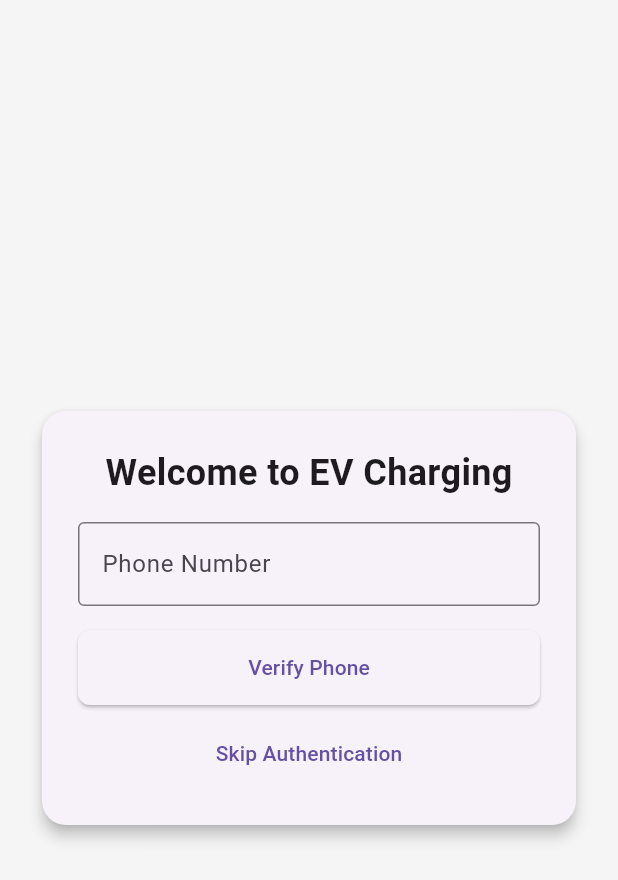
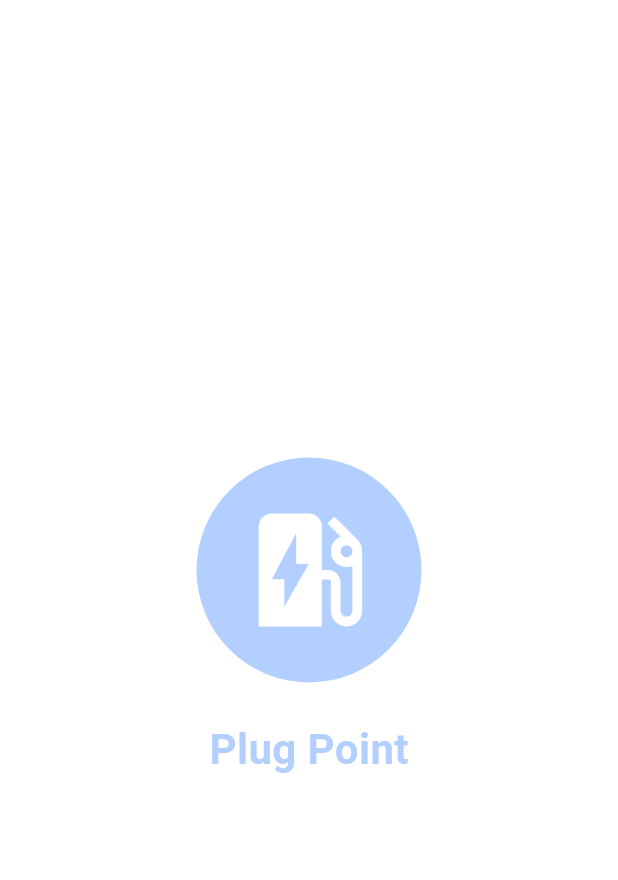
Before and after one commit to nikhar-tale/Plug-Point-Flutter-app-, a Flutter app: the first screen one second after launch, on a phone screen of 412 x 824 dp. Shown: the top 880 px of the screen. Run offline on Flutter 3.47's test engine with Material 3 defaults, Android fonts, the phone set to English and light mode, and no system bars; our stand-ins replace firebase_auth, firebase_core, flutter_map, flutter_riverpod, latlong2; accounts and stored records are empty.

```diff
--- a/lib/main.dart
+++ b/lib/main.dart
@@ -2,6 +2,7 @@
 import 'package:firebase_core/firebase_core.dart';
 import 'package:flutter/material.dart';
 import 'package:flutter_riverpod/flutter_riverpod.dart';
+import 'package:plug_point/presentation/views/splash_screen.dart';
 import 'presentation/views/onboarding_screen.dart';
 // ignore: unused_import
 import 'utils/text_theme_extensions.dart'; // Import the extension
@@ -21,7 +22,7 @@ class MyApp extends StatelessWidget {
         primarySwatch: Colors.blue,
         // Optionally, you can also define your textTheme here.
       ),
-      home: OnboardingScreen(),
+      home: const SplashScreen(), // Use SplashScreen as the initial route.
     );
   }
 }
--- /dev/null
+++ b/lib/presentation/views/splash_screen.dart
@@ -0,0 +1,87 @@
+// lib/presentation/views/splash_screen.dart
+
+import 'dart:async';
+import 'package:flutter/material.dart';
+import 'onboarding_screen.dart'; // Make sure this path is correct
+
+class SplashScreen extends StatefulWidget {
+  const SplashScreen({Key? key}) : super(key: key);
+
+  @override
+  _SplashScreenState createState() => _SplashScreenState();
+}
+
+class _SplashScreenState extends State<SplashScreen>
+    with SingleTickerProviderStateMixin {
+  late AnimationController _animationController;
+  late Animation<double> _fadeAnimation;
+
+  @override
+  void initState() {
+    super.initState();
+    // Setup animation controller and fade animation
+    _animationController = AnimationController(
+      vsync: this,
+      duration: const Duration(seconds: 2),
+    );
+    _fadeAnimation =
+        Tween<double>(begin: 0.0, end: 1.0).animate(_animationController);
+
+    // Start the fade-in animation.
+    _animationController.forward();
+
+    // Navigate to OnboardingScreen after a 3-second delay.
+    Timer(const Duration(seconds: 3), () {
+      Navigator.of(context).pushReplacement(
+        MaterialPageRoute(builder: (_) => const OnboardingScreen()),
+      );
+    });
+  }
+
+  @override
+  void dispose() {
+    _animationController.dispose();
+    super.dispose();
+  }
+
+  @override
+  Widget build(BuildContext context) {
+    return Scaffold(
+      backgroundColor: Colors.white, // Change background color as needed.
+      body: FadeTransition(
+        opacity: _fadeAnimation,
+        child: Center(
+          child: Column(
+            mainAxisAlignment: MainAxisAlignment.center,
+            children: [
+              // Logo container (you can replace this with an Image.asset if you have a logo file)
+              Container(
+                width: 150,
+                height: 150,
+                decoration: const BoxDecoration(
+                  shape: BoxShape.circle,
+                  color: Colors.blueAccent, // Customize logo background color.
+                ),
+                child: const Icon(
+                  Icons.ev_station,
+                  color: Colors.white,
+                  size: 100,
+                ),
+              ),
+              const SizedBox(height: 24),
+              // App title
+              const Text(
+                "Plug Point",
+                style: TextStyle(
+                  fontSize: 28,
+                  fontWeight: FontWeight.bold,
+                  color: Colors.blueAccent,
+                ),
+              ),
+            ],
+          ),
+        ),
+      ),
+    );
+  }
+}
```
Also changed, not shown: 1 other file.
